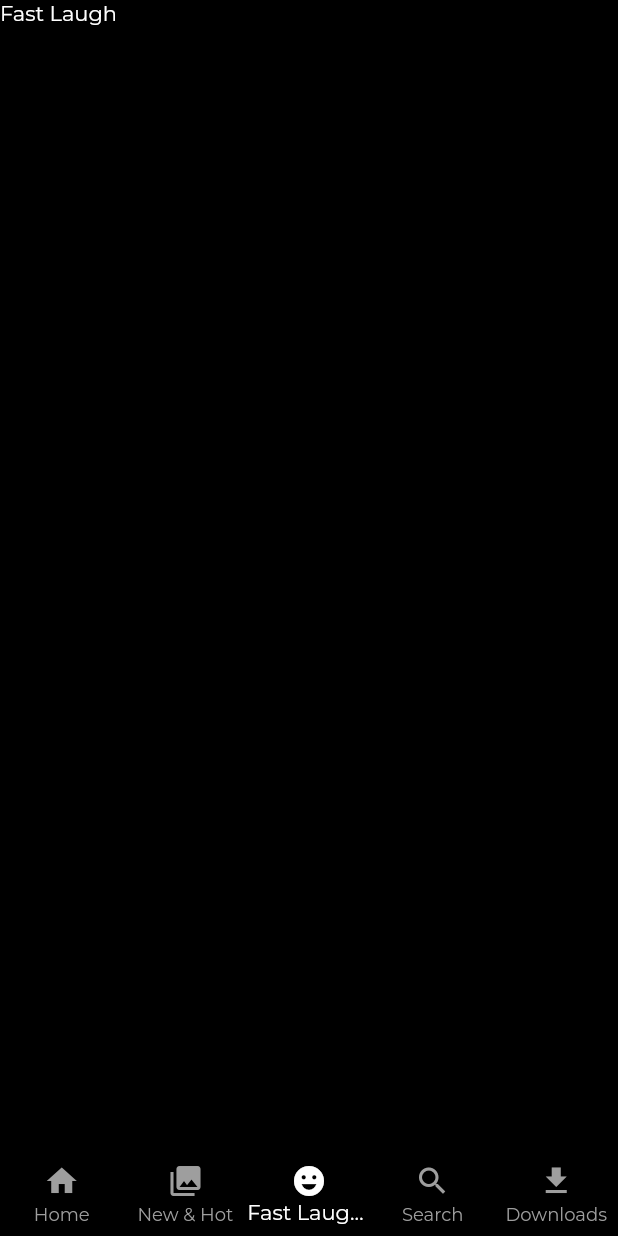
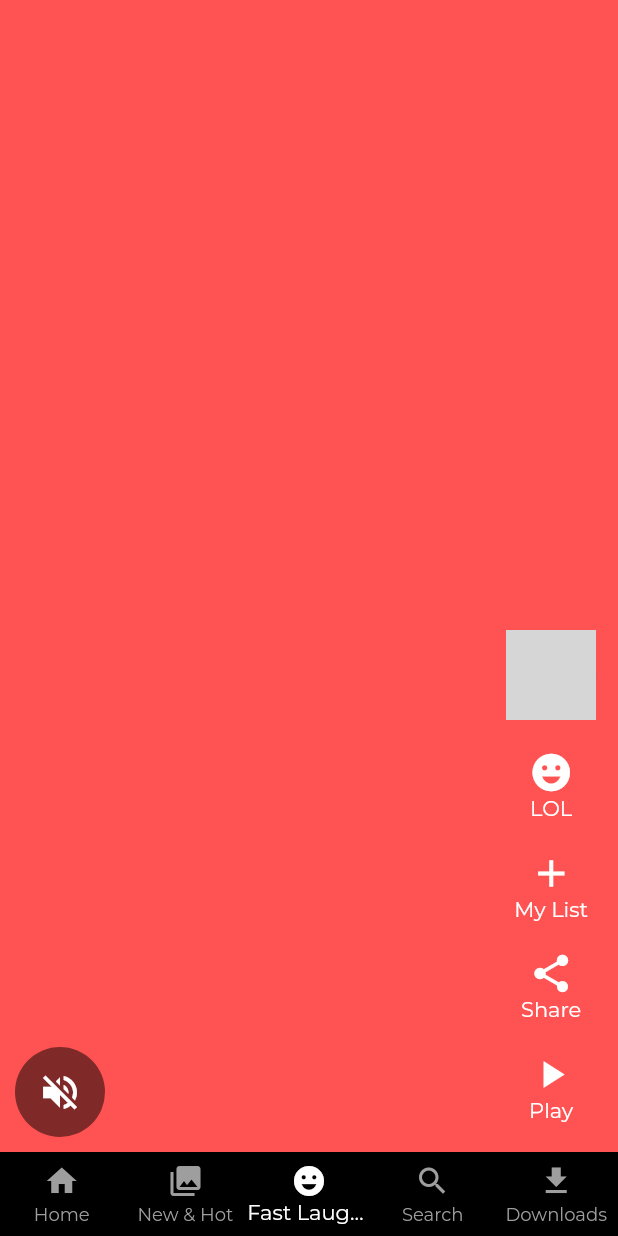
Before and after one commit to yahiyam/netflix, a Flutter app: the screen it shows after launch, item 3 of the bottom bar chosen, on a phone screen of 412 x 824 dp. Run offline on Flutter 3.47's test engine with Material 2 defaults, Android fonts, the phone set to English and light mode, and no system bars; our stand-ins replace google_fonts; network calls fail; grey boxes are pictures that could not be loaded.

Commit message:
fast laugh scrolling done

```diff
--- a/lib/presentation/fast_laugh/screen_fast_laugh.dart
+++ b/lib/presentation/fast_laugh/screen_fast_laugh.dart
@@ -1,12 +1,21 @@
 import 'package:flutter/material.dart';
+import 'package:netflix/presentation/fast_laugh/widgets/video_list_item.dart';
 
 class ScreenFastLaugh extends StatelessWidget {
   const ScreenFastLaugh({super.key});
 
   @override
   Widget build(BuildContext context) {
-    return const Scaffold(
-      body: Text('Fast Laugh'),
+    return Scaffold(
+      body: SafeArea(
+        child: PageView(
+          scrollDirection: Axis.vertical,
+          children: List.generate(
+            20,
+            (index) => VideoListItem(index: index),
+          ),
+        ),
+      ),
     );
   }
 }
--- /dev/null
+++ b/lib/presentation/fast_laugh/widgets/video_list_item.dart
@@ -0,0 +1,113 @@
+import 'package:flutter/material.dart';
+import 'package:netflix/core/colors/colors.dart';
+
+const imageUrl =
+    "https://www.themoviedb.org/t/p/w220_and_h330_face/AcrDB32TqpAGwvQFbICALGxSzn3.jpg";
+
+class VideoListItem extends StatelessWidget {
+  final int index;
+  const VideoListItem({
+    super.key,
+    required this.index,
+  });
+
+  @override
+  Widget build(BuildContext context) {
+    return Stack(
+      children: [
+        Container(
+          color: Colors.accents[index % Colors.accents.length],
+        ),
+        Align(
+          alignment: Alignment.bottomCenter,
+          child: Padding(
+            padding: const EdgeInsets.symmetric(
+              vertical: 10.0,
+              horizontal: 10,
+            ),
+            child: Row(
+              crossAxisAlignment: CrossAxisAlignment.end,
+              mainAxisAlignment: MainAxisAlignment.spaceBetween,
+              children: [
+                //left side
+                CircleAvatar(
+                  radius: 30,
+                  backgroundColor: Colors.black.withOpacity(.5),
+                  child: IconButton(
+                    onPressed: () {},
+                    icon: const Icon(
+                      Icons.volume_off,
+                      color: kWhiteColor,
+                      size: 30,
+                    ),
+                  ),
+                ),
+                //right side
+                Column(
+                  mainAxisAlignment: MainAxisAlignment.end,
+                  children: const [
+                    Padding(
+                      padding: EdgeInsets.symmetric(vertical: 10.0),
+                      child: CircleAvatar(
+                        radius: 30,
+                        backgroundImage: NetworkImage(imageUrl),
+                      ),
+                    ),
+                    VideoActionsWidget(
+                      title: 'LOL',
+                      icon: Icons.emoji_emotions,
+                    ),
+                    VideoActionsWidget(
+                      title: 'My List',
+                      icon: Icons.add,
+                    ),
+                    VideoActionsWidget(
+                      title: 'Share',
+                      icon: Icons.share,
+                    ),
+                    VideoActionsWidget(
+                      title: 'Play',
+                      icon: Icons.play_arrow,
+                    ),
+                  ],
+                )
+              ],
+            ),
+          ),
+        )
+      ],
+    );
+  }
+}
+
+class VideoActionsWidget extends StatelessWidget {
+  final String title;
+  final IconData icon;
+  const VideoActionsWidget({
+    super.key,
+    required this.title,
+    required this.icon,
+  });
+  @override
+  Widget build(BuildContext context) {
+    return Padding(
+      padding: const EdgeInsets.symmetric(vertical: 10.0, horizontal: 10),
+      child: Column(
+        children: [
+          Icon(
+            icon,
+            color: kWhiteColor,
+            size: 30,
+          ),
+          Text(
+            title,
+            style: const TextStyle(
+              color: kWhiteColor,
+              fontSize: 14,
+            ),
+          ),
+        ],
+      ),
+    );
+  }
+}
--- a/pubspec.yaml
+++ b/pubspec.yaml
@@ -32,6 +32,7 @@ dependencies:
   flutter:
     sdk: flutter
   google_fonts: ^4.0.4
+  video_player: ^2.6.1
 
 dev_dependencies:
   flutter_lints: ^2.0.0
```
Also changed, not shown: pubspec.lock, 1 other file.
